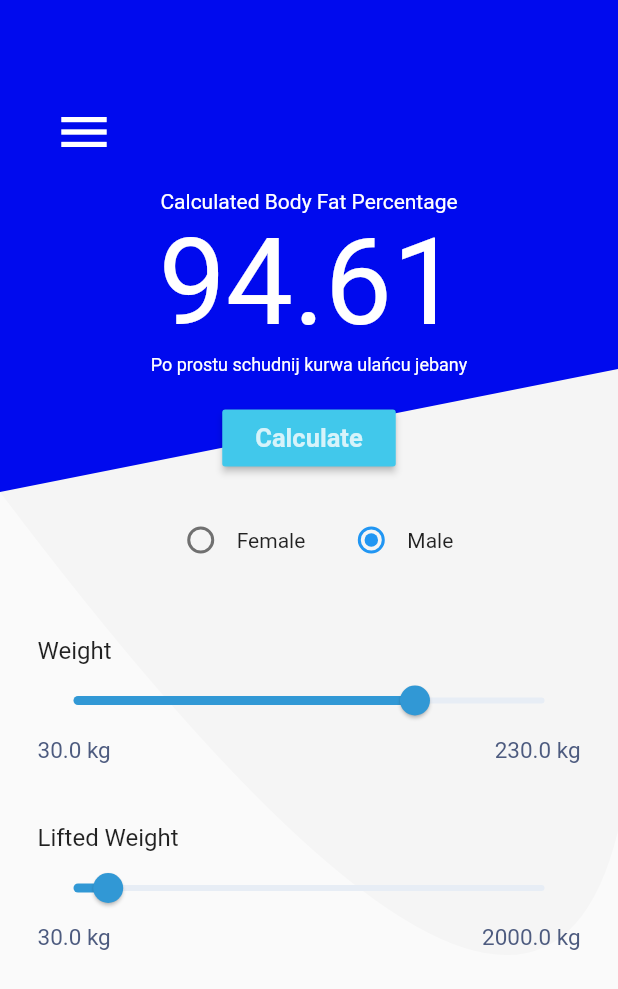
After one commit to PrzemyslawSarnacki/fit_calculators, a Flutter app: the Wilks screen opened by its route, after a tap on "Calculate", on a phone screen of 412 x 824 dp. The commit adds this screen. Shown: the top 989 px of the screen. Run offline on Flutter 3.47's test engine with Material 2 defaults, Android fonts, the light colour scheme and no system bars; our stand-ins replace vibration; missing offline and left inert: dart:js, dart:js_util; Roboto replaces fonts that are missing (Titillium).

Commit message:
Added Wilks calculator

```diff
--- a/lib/main.dart
+++ b/lib/main.dart
@@ -1,3 +1,4 @@
+import 'package:fit_calculators/wilks.dart';
 import 'package:flutter/material.dart';
 import 'bfcalc.dart';
 import 'bmicalc.dart';
@@ -22,6 +23,7 @@ void main() {
           '/home': (context) => Home(),
           '/calc': (context) => BMI(),
           '/bodyfat': (context) => Bodyfat(),
+          '/wilks': (context) => Wilks(),
         }),
   );
 }
--- /dev/null
+++ b/lib/wilks.dart
@@ -0,0 +1,324 @@
+import 'dart:js';
+import 'dart:js_util';
+import 'package:flutter/material.dart';
+import 'dart:math';
+import 'bmicalc.dart';
+import 'bfcalc.dart';
+import 'custom_drawer.dart';
+
+import 'package:flutter/cupertino.dart';
+import 'package:vibration/vibration.dart';
+
+void main() => runApp(MaterialApp(
+      home: Wilks(),
+    ));
+
+class Wilks extends StatefulWidget {
+  @override
+  _WilksState createState() => _WilksState();
+}
+
+class _WilksState extends State<Wilks> {
+  double _result = 0.0;
+  String _finalResultPrint;
+  String _genderController = "male";
+  double _weightController = 175;
+  double _liftedWeightController = 175;
+  double _waistController = 80;
+  double _neckController = 21;
+  bool _visibility = false;
+
+  void _bfValue() {
+    setState(() {
+      String gender = _genderController;
+      double liftedWeight = _liftedWeightController;
+      double weight = _weightController;
+
+      if ((gender == "male") &&
+          ((weight > 0)  && (liftedWeight > 0))) {
+        _result = liftedWeight*500/ (-216.0475144 + weight*16.2606339 + pow(weight, 2)*-0.002388645 + pow(weight, 3)* -0.00113732 + pow(weight, 4)*7.01863E-06 + pow(weight, 5)*-1.291E-08);
+        _result = double.parse(_result.toStringAsFixed(2));
+      } else if ((gender == "female") &&
+          ((weight > 0)  && (liftedWeight > 0))) {
+        _result = liftedWeight*500/ (594.31747775582 + weight*-27.23842536447 + pow(weight, 2)*0.82112226871 + pow(weight, 3)* -0.00930733913 + pow(weight, 4)*4.731582E-05 + pow(weight, 5)*-9.054E-08);
+        _result = double.parse(_result.toStringAsFixed(2));
+      } else {
+        print("Error");
+      }
+
+      if ((double.parse(_result.toStringAsFixed(1)) > 5.0 &&
+          double.parse(_result.toStringAsFixed(1)) < 8.5)) {
+        _finalResultPrint = "Aleś dociął byku";
+      } else if (double.parse(_result.toStringAsFixed(1)) > 8.5 &&
+          (double.parse(_result.toStringAsFixed(1)) <= 10.0)) {
+        _finalResultPrint = "No spoko jest";
+      } else if ((double.parse(_result.toStringAsFixed(1)) > 10) &&
+          (double.parse(_result.toStringAsFixed(1))) < 15.0) {
+        _finalResultPrint = "Nie jest źle";
+      } else if ((double.parse(_result.toStringAsFixed(1))) > 15.0 &&
+          (double.parse(_result.toStringAsFixed(1))) < 18.0) {
+        _finalResultPrint = "Jeszcze nie ulany";
+      } else if ((double.parse(_result.toStringAsFixed(1))) >= 18.0) {
+        _finalResultPrint = "Po prostu schudnij kurwa ulańcu jebany";
+      } else if ((double.parse(_result.toStringAsFixed(1))) < 5.0) {
+        _finalResultPrint =
+            "Umówmy się no nie masz tyle - coś ci się chyba skasztaniło byczq";
+      }
+    });
+  }
+
+  Widget build(BuildContext context) {
+    return Scaffold(
+      drawer: CustomDrawer(
+        child: Wilks(),
+      ),
+      resizeToAvoidBottomPadding: false,
+      body: CustomPaint(
+        painter: BluePainter(),
+        child: Container(
+          child: SingleChildScrollView(
+            padding: EdgeInsets.fromLTRB(25, 70, 25, 0),
+            child: Column(
+              children: <Widget>[
+                Container(
+                  transform: Matrix4.translationValues(-150, -10, 0.0),
+                  child: IconButton(
+                    iconSize: 40,
+                    icon: Icon(
+                      Icons.menu,
+                      color: Colors.white,
+                    ),
+                    onPressed: () {
+                      Scaffold.of(context).openDrawer();
+                    },
+                  ),
+                ),
+                Text(
+                  'Calculated Body Fat Percentage',
+                  style: TextStyle(
+                    color: Colors.white,
+                    fontFamily: 'Titillium',
+                  ),
+                ),
+                Text(
+                  '${_result == null ? "---" : "$_result"}',
+                  style: TextStyle(
+                    fontSize: 80,
+                    color: Colors.white,
+                    fontFamily: 'Titillium',
+                  ),
+                ),
+                Text(
+                  '${_finalResultPrint == null ? "---" : "$_finalResultPrint"}',
+                  style: TextStyle(
+                    fontSize: 12,
+                    color: Colors.white,
+                    fontFamily: 'Titillium',
+                  ),
+                ),
+                SizedBox(
+                  height: 18,
+                ),
+                Container(
+                  child: RaisedButton(
+                    padding: EdgeInsets.fromLTRB(22, 9, 22, 9),
+                    color: Color.fromRGBO(65, 200, 235, 1),
+                    onPressed: () {
+                      _bfValue();
+                    },
+                    child: Text(
+                      'Calculate',
+                      style: TextStyle(
+                        color: Color.fromRGBO(214, 243, 250, 1),
+                        fontSize: 17,
+                        fontFamily: 'Titillium',
+                        fontWeight: FontWeight.w700,
+                      ),
+                    ),
+                  ),
+                ),
+                SizedBox(
+                  height: 20,
+                ),
+                Row(
+                  mainAxisAlignment: MainAxisAlignment.center,
+                  children: <Widget>[
+                    Radio(
+                      value: "female",
+                      groupValue: _genderController,
+                      activeColor: Colors.blue,
+                      onChanged: (value) {
+                        setState(() {
+                          _genderController = value;
+                        });
+                      },
+                    ),
+                    Text('Female'),
+                    SizedBox(width: 20),
+                    Radio(
+                      value: "male",
+                      activeColor: Colors.blue,
+                      groupValue: _genderController,
+                      onChanged: (value) {
+                        setState(() {
+                          _genderController = value;
+                        });
+                      },
+                    ),
+                    Text("Male"),
+                  ],
+                ),
+                _buildCustomSlider(
+                  "Weight",
+                  _weightController,
+                  "kg",
+                  30,
+                  230,
+                  Slider(
+                    inactiveColor: Color.fromRGBO(231, 237, 245, 1),
+                    activeColor: Color.fromRGBO(49, 152, 213, 1),
+                    min: 30,
+                    max: 230,
+                    onChanged: (newValue) {
+                      setState(() {
+                        _weightController =
+                            double.parse(newValue.toStringAsFixed(2));
+                        _visibility = true;
+                      });
+                    },
+                    onChangeEnd: (newVibrate) {
+                      Vibration.vibrate(duration: 10, amplitude: 1);
+                    },
+                    value: _weightController,
+                    label: '5',
+                  ),
+                ),
+                _buildCustomSlider(
+                  "Lifted Weight",
+                  _liftedWeightController,
+                  "kg",
+                  30,
+                  2000,
+                  Slider(
+                    inactiveColor: Color.fromRGBO(231, 237, 245, 1),
+                    activeColor: Color.fromRGBO(49, 152, 213, 1),
+                    min: 30,
+                    max: 2000,
+                    onChanged: (newValue) {
+                      setState(() {
+                        _liftedWeightController =
+                            double.parse(newValue.toStringAsFixed(2));
+                        _visibility = true;
+                      });
+                    },
+                    onChangeEnd: (newVibrate) {
+                      Vibration.vibrate(duration: 10, amplitude: 1);
+                    },
+                    value: _liftedWeightController,
+                    label: '5',
+                  ),
+                ),
+              ],
+            ),
+          ),
+        ),
+      ),
+    );
+  }
+
+  Widget _buildCustomSlider(String sliderName, double controller, String unit,
+      double min, double max, Widget slider) {
+    return Padding(
+      padding: const EdgeInsets.only(top: 40),
+      child: Column(
+        crossAxisAlignment: CrossAxisAlignment.start,
+        children: <Widget>[
+          Row(
+            mainAxisAlignment: MainAxisAlignment.spaceBetween,
+            children: <Widget>[
+              Text(
+                sliderName,
+                style: TextStyle(fontSize: 16, fontFamily: 'Titillium'),
+              ),
+              Visibility(
+                visible: _visibility,
+                child: Container(
+                  transform: Matrix4.translationValues(0, 10, 0),
+                  child: Card(
+                    color: Colors.grey[100],
+                    child: Padding(
+                      padding: const EdgeInsets.all(5),
+                      child: Column(
+                        children: <Widget>[
+                          Text(
+                            '${controller == null ? "" : "$controller $unit"}',
+                            style: TextStyle(
+                              fontSize: 18,
+                              fontFamily: 'Titillium',
+                              color: Color.fromRGBO(65, 200, 235, 1),
+                              fontWeight: FontWeight.w700,
+                            ),
+                            textAlign: TextAlign.right,
+                          ),
+                        ],
+                      ),
+                    ),
+                  ),
+                ),
+              ),
+            ],
+          ),
+          slider,
+          Row(
+            mainAxisAlignment: MainAxisAlignment.spaceBetween,
+            children: <Widget>[
+              Text(
+                '$min $unit',
+                style: TextStyle(
+                  fontSize: 15,
+                  fontFamily: 'Titillium',
+                  color: Color.fromRGBO(77, 91, 127, 1),
+                ),
+              ),
+              Text(
+                '$max $unit',
+                style: TextStyle(
+                  fontSize: 15,
+                  fontFamily: 'Titillium',
+                  color: Color.fromRGBO(77, 91, 127, 1),
+                ),
+              ),
+            ],
+          )
+        ],
+      ),
+    );
+  }
+}
+
+class BluePainter extends CustomPainter {
+  @override
+  void paint(Canvas canvas, Size size) {
+    // final weight = size.weight/2.5;
+    final weight = 164.0 * 2;
+    final width = size.width;
+    Paint paint = Paint();
+
+    Path mainBackground = Path();
+    mainBackground.addRect(Rect.fromLTRB(0, 0, width, weight));
+    paint.color = Color.fromRGBO(0, 10, 238, 1);
+    canvas.drawPath(mainBackground, paint);
+
+    Path ovalPath = Path();
+    ovalPath.moveTo(0, weight);
+    ovalPath.quadraticBezierTo(
+        width * 1.2, weight * 3, width * 1, weight * 0.75);
+    paint.color = Colors.grey[100];
+    canvas.drawPath(ovalPath, paint);
+  }
+
+  @override
+  bool shouldRepaint(CustomPainter oldDelegate) {
+    return oldDelegate != this;
+  }
+}
```
